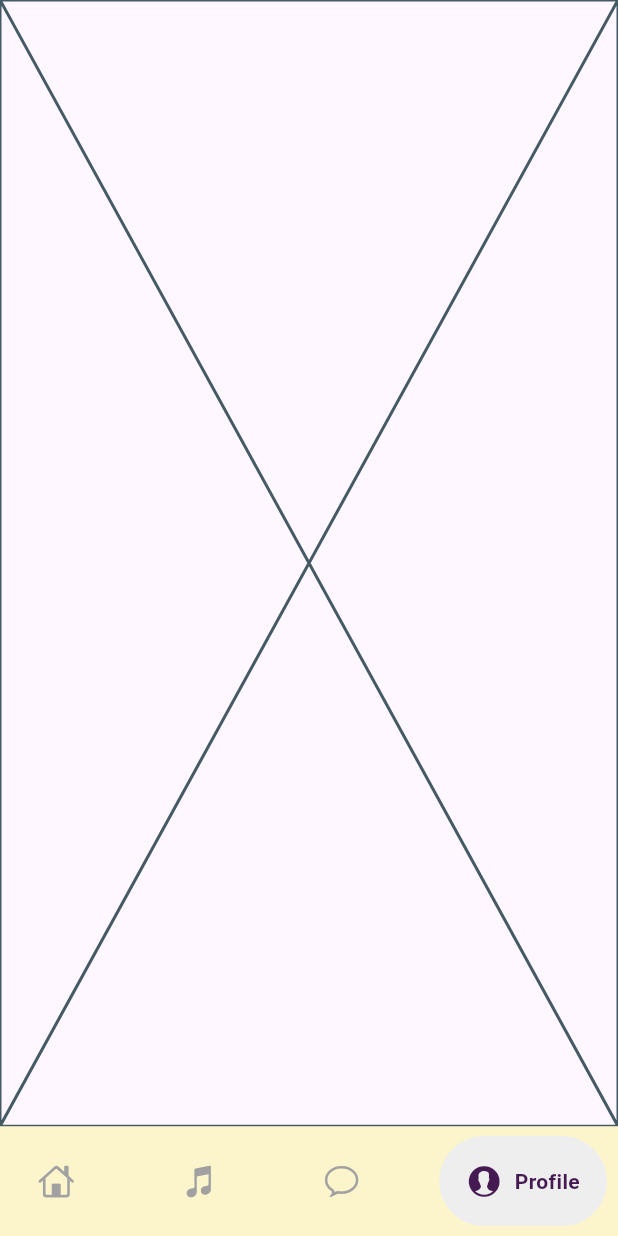
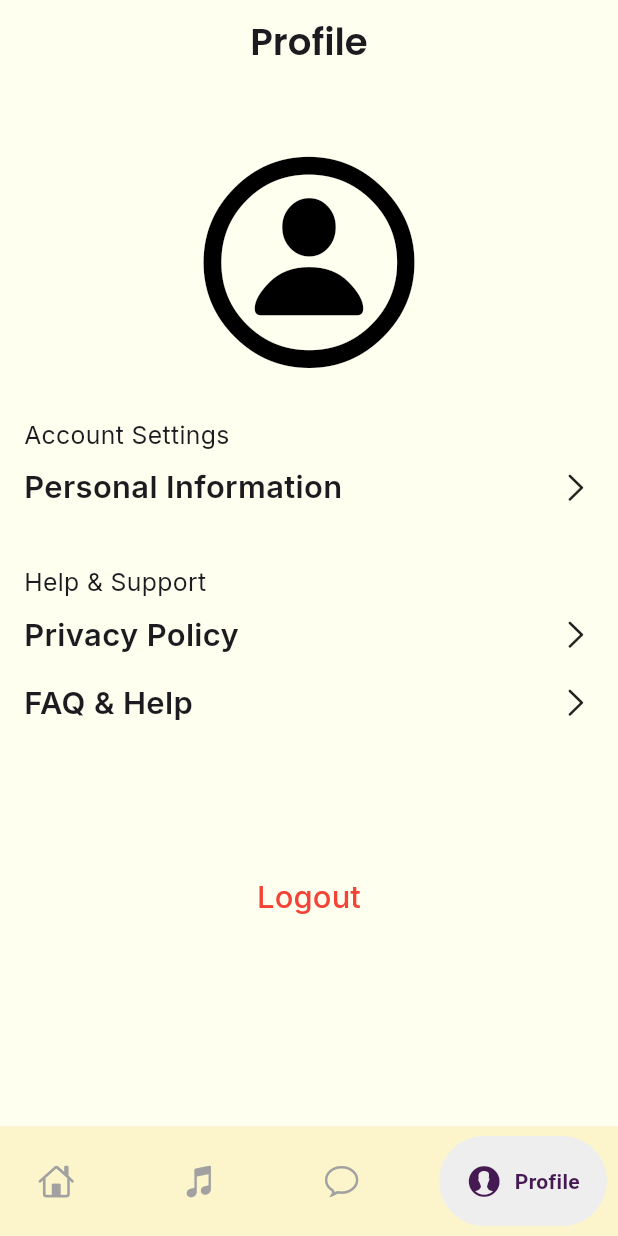
Before and after one commit to kimrolx/SoundSense, a Flutter app: the MyNavBar screen opened by its route, item 4 of the bottom bar chosen, on a phone screen of 412 x 824 dp. Run offline on Flutter 3.47's test engine with Material 3 defaults, Android fonts, the light colour scheme and no system bars; drawn by our look-alikes of google_nav_bar; our stand-ins replace fl_chart, flutter_svg, gap, google_fonts, syncfusion_flutter_gauges, vibration; missing offline and left inert: record.

Commit message:
Add content for profile page

```diff
--- a/lib/src/screens/music_page.dart
+++ b/lib/src/screens/music_page.dart
@@ -13,7 +13,9 @@ class MusicPage extends StatelessWidget {
     double height = MediaQuery.of(context).size.height;
 
     return Scaffold(
+      backgroundColor: ivoryWhite,
       appBar: AppBar(
+        backgroundColor: Colors.transparent,
         automaticallyImplyLeading: false,
         centerTitle: true,
         title: Text(
--- a/lib/src/screens/notifications_page.dart
+++ /dev/null
@@ -1,10 +0,0 @@
-import 'package:flutter/material.dart';
-
-class NotificationsPage extends StatelessWidget {
-  const NotificationsPage({super.key});
-
-  @override
-  Widget build(BuildContext context) {
-    return const Placeholder();
-  }
-}
--- /dev/null
+++ b/lib/src/screens/profile_page.dart
@@ -0,0 +1,102 @@
+import 'package:flutter/cupertino.dart';
+import 'package:flutter/material.dart';
+import 'package:gap/gap.dart';
+import 'package:google_fonts/google_fonts.dart';
+import 'package:soundsense/src/constants/colors.dart';
+
+class ProfilePage extends StatelessWidget {
+  const ProfilePage({super.key});
+
+  @override
+  Widget build(BuildContext context) {
+    double width = MediaQuery.of(context).size.width;
+    double height = MediaQuery.of(context).size.height;
+
+    return Scaffold(
+      backgroundColor: ivoryWhite,
+      appBar: AppBar(
+        backgroundColor: Colors.transparent,
+        automaticallyImplyLeading: false,
+        centerTitle: true,
+        title: Text(
+          'Profile',
+          style: GoogleFonts.poppins(
+            fontSize: width * 0.06,
+            fontWeight: FontWeight.w600,
+          ),
+        ),
+      ),
+      body: Padding(
+        padding: const EdgeInsets.all(16.0),
+        child: Column(
+          crossAxisAlignment: CrossAxisAlignment.start,
+          children: [
+            SizedBox(
+              width: width,
+              height: height * 0.25,
+              child: Icon(
+                CupertinoIcons.person_circle,
+                size: width * 0.4,
+                color: black,
+              ),
+            ),
+            Text(
+              'Account Settings',
+              style: GoogleFonts.inter(
+                  fontSize: width * 0.04, fontWeight: FontWeight.w400),
+            ),
+            myContainer('Personal Information', width, height),
+            Gap(height * 0.035),
+            Text(
+              'Help & Support',
+              style: GoogleFonts.inter(
+                  fontSize: width * 0.04, fontWeight: FontWeight.w400),
+            ),
+            myContainer('Privacy Policy', width, height),
+            myContainer('FAQ & Help', width, height),
+            Gap(height * 0.1),
+            Center(
+              child: TextButton(
+                onPressed: () {
+                  Navigator.pushReplacementNamed(context, '/login');
+                },
+                child: Text(
+                  'Logout',
+                  style: GoogleFonts.inter(
+                    fontSize: width * 0.05,
+                    color: Colors.red,
+                  ),
+                ),
+              ),
+            ),
+          ],
+        ),
+      ),
+    );
+  }
+}
+
+Widget myContainer(String text, double width, double height) {
+  return Padding(
+    padding: EdgeInsets.symmetric(vertical: height * 0.01),
+    child: InkWell(
+      onTap: () {},
+      child: Ink(
+        width: width,
+        child: Row(
+          children: [
+            Text(
+              text,
+              style: GoogleFonts.inter(
+                  fontSize: width * 0.05, fontWeight: FontWeight.w600),
+            ),
+            const Spacer(),
+            const Icon(
+              CupertinoIcons.right_chevron,
+            ),
+          ],
+        ),
+      ),
+    ),
+  );
+}
--- a/lib/src/widgets/navbar_builder.dart
+++ b/lib/src/widgets/navbar_builder.dart
@@ -6,7 +6,7 @@ import 'package:soundsense/src/constants/colors.dart';
 import '../screens/chat_page.dart';
 import '../screens/home_page.dart';
 import '../screens/music_page.dart';
-import '../screens/notifications_page.dart';
+import '../screens/profile_page.dart';
 
 class MyNavBar extends StatefulWidget {
   const MyNavBar({super.key});
@@ -22,7 +22,7 @@ class _MyNavBarState extends State<MyNavBar> {
     const HomePage(),
     const MusicPage(),
     const ChatPage(),
-    const NotificationsPage(),
+    const ProfilePage(),
   ];
 
   @override
```
